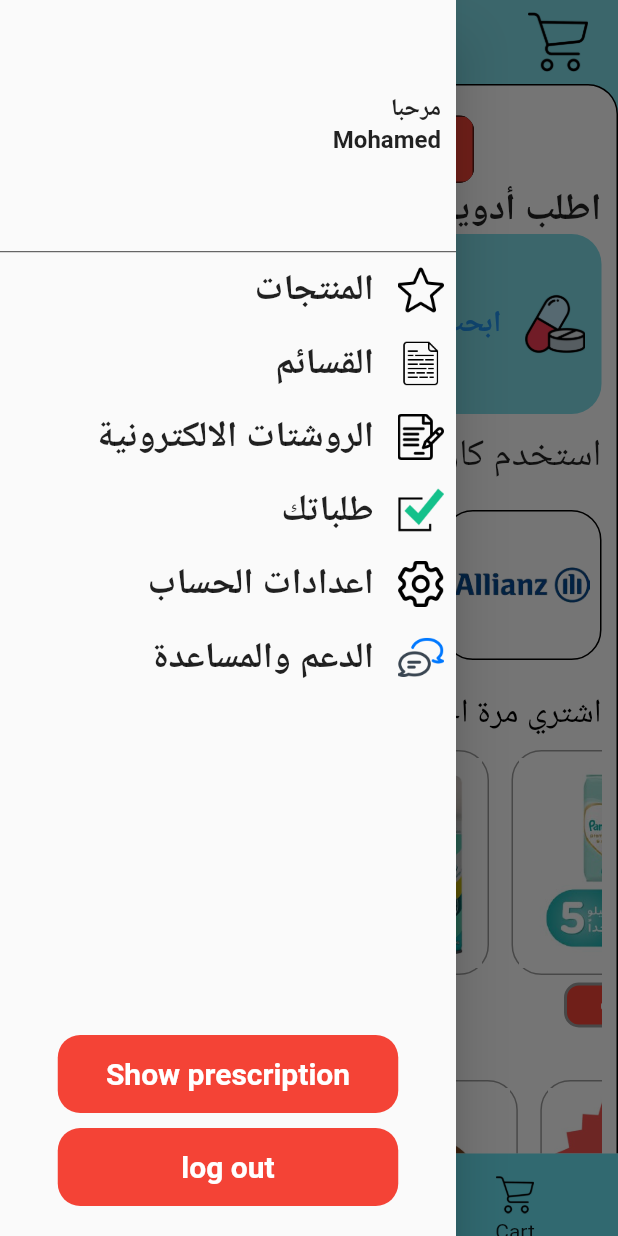
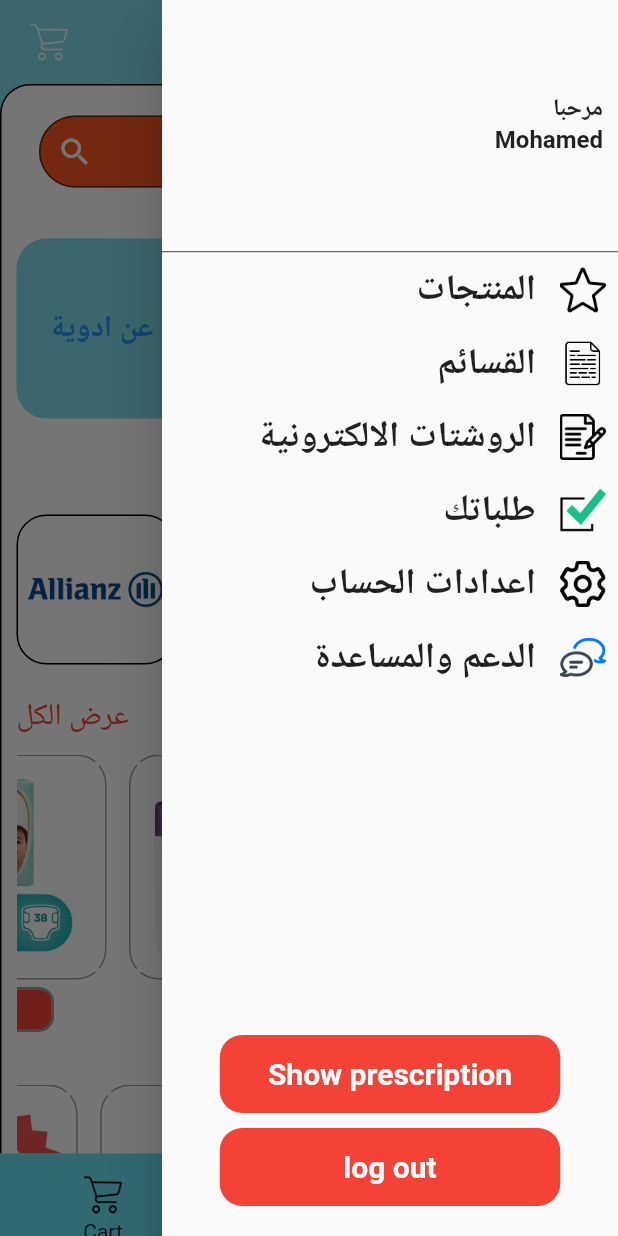
Before and after one commit to ahmed30238/pharmacy, a Flutter app: the LayoutScreen screen opened by its route, with the side drawer open, on a phone screen of 412 x 824 dp. Run offline on Flutter 3.47's test engine with Material 2 defaults, Android fonts, the phone set to English and light mode, and no system bars; drawn by our look-alikes of curved_labeled_navigation_bar; our stand-ins replace flutter_screenutil, get, image_picker, shared_preferences; accounts and stored records are empty.

Commit message:
some edits in ui
__

```diff
--- a/lib/main.dart
+++ b/lib/main.dart
@@ -10,6 +10,7 @@ void main() {
   runApp(MyApp());
 }
 
+// ignore: must_be_immutable
 class MyApp extends StatelessWidget {
   MyApp({super.key});
 
@@ -29,6 +30,7 @@ class MyApp extends StatelessWidget {
         designSize: const Size(393, 852),
         builder: (context, child) {
           return GetMaterialApp(
+            locale: const Locale('ar'),
             getPages: getPagesList,
             debugShowCheckedModeBanner: false,
             initialBinding: InitBinding(),
--- a/lib/screens/home/home.dart
+++ b/lib/screens/home/home.dart
@@ -7,8 +7,6 @@ import 'package:pharmacy/screens/home/widgets/category_widget.dart';
 import 'package:pharmacy/screens/home/widgets/shopping_widget.dart';
 import '../../controller/get.dart';
 import '../../shared/widgets/search_form_field.dart';
-
-
 
 class HomeScreen extends StatefulWidget {
   const HomeScreen({super.key});
@@ -21,7 +19,9 @@ class _HomeScreenState extends State<HomeScreen> {
   Controller controller = Get.find();
   @override
   Widget build(BuildContext context) {
-    return SingleChildScrollView(
+    return GestureDetector(
+      onTap: () => FocusManager.instance.primaryFocus!.unfocus(),
+      child: SingleChildScrollView(
         physics: const BouncingScrollPhysics(),
         child: Container(
           clipBehavior: Clip.antiAliasWithSaveLayer,
@@ -34,25 +34,32 @@ class _HomeScreenState extends State<HomeScreen> {
             ),
           ),
           child: Column(
-          crossAxisAlignment: CrossAxisAlignment.end,
+            crossAxisAlignment: CrossAxisAlignment.start,
             children: [
               //! Search TextFormField
               20.ph,
-           const SearchFormField(),
+              const Padding(
+                padding: EdgeInsets.symmetric(horizontal: 25),
+                child: SearchFormField(),
+              ),
               const Padding(
                 padding: EdgeInsets.symmetric(horizontal: 10),
                 child: Text(
                   'اطلب أدوية',
-                style: TextStyle(fontSize: 25, fontWeight: FontWeight.bold),
+                  style: TextStyle(
+                    fontSize: 25,
+                    // fontWeight: FontWeight.bold,
+                  ),
                 ),
               ),
               //!row اطلب ادوية
-            AskForMedication(context:context),
+              const AskForMedication(),
               const Padding(
                 padding: EdgeInsets.symmetric(horizontal: 10, vertical: 10),
                 child: Text(
                   'استخدم كارت التأمين',
                   style: TextStyle(
+                    // fontWeight: FontWeight.bold,
                     fontSize: 25,
                   ),
                 ),
@@ -62,25 +69,26 @@ class _HomeScreenState extends State<HomeScreen> {
               const CardsController(),
               //! two texts
               Padding(
-              padding: const EdgeInsets.symmetric(horizontal: 10, vertical: 10),
+                padding:
+                    const EdgeInsets.symmetric(horizontal: 10, vertical: 10),
                 child: Row(
                   mainAxisAlignment: MainAxisAlignment.spaceBetween,
-                children: const [
-                  Text(
+                  children: [
+                    const Text(
                       'عرض الكل',
                       style: TextStyle(
                         fontSize: 20,
                         color: Colors.red,
                       ),
                     ),
-                  Text(
+                    const Text(
                       'اشتري مرة اخري',
                       style: TextStyle(
                         fontSize: 22,
                         color: Colors.black,
                       ),
                     ),
-                ],
+                  ].reversed.toList(),
                 ),
               ),
               //! Products
@@ -115,6 +123,7 @@ class _HomeScreenState extends State<HomeScreen> {
             ],
           ),
         ),
+      ),
     );
   }
 }
--- a/lib/screens/home/widgets/app_bar.dart
+++ b/lib/screens/home/widgets/app_bar.dart
@@ -12,11 +12,13 @@ class CustomAppBar extends StatelessWidget implements PreferredSizeWidget {
       actions: [
         10.pw,
         const SizedBox(
-          height: 40,
-          width: 40,
+          height: 25,
+          width: 25,
           child: Image(
+            color: Colors.white,
             image: AssetImage(
-                'assets/pharmacyImages/shop_cart-removebg-preview.png'),
+              'assets/pharmacyImages/shop_cart-removebg-preview.png',
+            ),
           ),
         ),
         20.pw,
--- a/lib/screens/home/widgets/ask_medication_widget.dart
+++ b/lib/screens/home/widgets/ask_medication_widget.dart
@@ -5,8 +5,9 @@ import '../../../shared/methods.dart';
 import '../../../shared/widgets/my_image_container.dart';
 
 class AskForMedication extends StatelessWidget {
-  final BuildContext context;
-  const AskForMedication({Key? key,required this.context,}) : super(key: key);
+  const AskForMedication({
+    Key? key,
+  }) : super(key: key);
 
   @override
   Widget build(BuildContext context) {
@@ -35,6 +36,8 @@ class AskForMedication extends StatelessWidget {
                     color: Colors.cyan[200],
                     borderRadius: BorderRadius.circular(20),
                   ),
+                  child: Padding(
+                    padding: const EdgeInsets.all(8.0),
                     child: Row(
                       mainAxisAlignment: MainAxisAlignment.center,
                       children: [
@@ -42,7 +45,7 @@ class AskForMedication extends StatelessWidget {
                           flex: 2,
                           child: Text(
                             'صور الروشتة',
-                          textAlign: TextAlign.right,
+                            // textAlign: TextAlign.right,
                             style: TextStyle(
                                 fontSize: 20,
                                 fontWeight: FontWeight.bold,
@@ -50,14 +53,14 @@ class AskForMedication extends StatelessWidget {
                           ),
                         ),
                         5.pw,
-                     const Expanded(
-                        child: ImageContainer(
+                        const ImageContainer(
                           height: 40,
                           width: 40,
-                         image: 'assets/pharmacyImages/note-removebg-preview.png',
+                          image:
+                              'assets/pharmacyImages/note-removebg-preview.png',
                         ),
+                      ].reversed.toList(),
                     ),
-                    ],
                   ),
                 ),
               ),
@@ -70,14 +73,16 @@ class AskForMedication extends StatelessWidget {
                   color: Colors.cyan[200],
                   borderRadius: BorderRadius.circular(20),
                 ),
+                child: Padding(
+                  padding: const EdgeInsets.all(8.0),
                   child: Row(
-                  mainAxisAlignment: MainAxisAlignment.end,
+                    // mainAxisAlignment: MainAxisAlignment.start,
                     children: [
                       const Expanded(
                         flex: 2,
                         child: Text(
                           'ابحث عن ادوية',
-                        textAlign: TextAlign.right,
+                          // textAlign: TextAlign.right,
                           style: TextStyle(
                             fontSize: 20,
                             fontWeight: FontWeight.bold,
@@ -86,11 +91,13 @@ class AskForMedication extends StatelessWidget {
                         ),
                       ),
                       5.pw,
-                   const Expanded(
-                      child: ImageContainer(height:40,width: 40,
-                        image:  'assets/pharmacyImages/medicine-removebg-preview.png'),
+                      const ImageContainer(
+                          height: 40,
+                          width: 40,
+                          image:
+                              'assets/pharmacyImages/medicine-removebg-preview.png'),
+                    ].reversed.toList(),
                   ),
-                  ],
                 ),
               ),
             ),
--- a/lib/screens/home/widgets/card_controller.dart
+++ b/lib/screens/home/widgets/card_controller.dart
@@ -75,12 +75,10 @@ class CardsController extends StatelessWidget {
                   ),
                   borderRadius: BorderRadius.circular(20),
                 ),
-                child: const Center(
-                  child: ImageContainer(
-                    height: 90,
-                    width: 90,
-                    image: 'assets/pharmacyImages/A-removebg-preview.png',
-                  ),
+                child: ImageContainer(
+                  height: 90,
+                  width: 90,
+                  image: 'assets/pharmacyImages/A-removebg-preview.png',
                 ),
               ),
             ),
--- a/lib/screens/home/widgets/drawer/drawer.dart
+++ b/lib/screens/home/widgets/drawer/drawer.dart
@@ -29,17 +29,17 @@ class MyDrawer extends StatelessWidget {
       child: Column(
         mainAxisAlignment: MainAxisAlignment.start,
         children: [
-          Expanded(
+          const Expanded(
             flex: 2,
             child: SafeArea(
               child: SizedBox(
                 width: double.infinity,
                 child: Padding(
-                  padding: const EdgeInsets.symmetric(horizontal: 10),
+                  padding: EdgeInsets.symmetric(horizontal: 10),
                   child: Column(
                     mainAxisAlignment: MainAxisAlignment.center,
-                    crossAxisAlignment: CrossAxisAlignment.end,
-                    children: const [
+                    crossAxisAlignment: CrossAxisAlignment.start,
+                    children: [
                       Text(
                         'مرحبا',
                         style: TextStyle(
--- a/lib/screens/home/widgets/drawer/widgets.dart
+++ b/lib/screens/home/widgets/drawer/widgets.dart
@@ -12,7 +12,7 @@ class DrawerItemsWidget extends StatelessWidget {
     return Padding(
       padding: const EdgeInsets.all(8.0),
       child: Row(
-        mainAxisAlignment: MainAxisAlignment.end,
+        mainAxisAlignment: MainAxisAlignment.start,
         children: [
           Text(
             model.description,
@@ -29,7 +29,7 @@ class DrawerItemsWidget extends StatelessWidget {
             width: 31,
             image: model.image,
           ),
-        ],
+        ].reversed.toList(),
       ),
     );
   }
--- a/lib/screens/layout/layout.dart
+++ b/lib/screens/layout/layout.dart
@@ -2,7 +2,6 @@ import 'package:curved_labeled_navigation_bar/curved_navigation_bar.dart';
 import 'package:curved_labeled_navigation_bar/curved_navigation_bar_item.dart';
 import 'package:flutter/material.dart';
 import 'package:get/get.dart';
-import 'package:get/get_core/src/get_main.dart';
 import 'package:pharmacy/controller/get.dart';
 import 'package:pharmacy/screens/home/home.dart';
 import '../../shared/widgets/my_image_container.dart';
@@ -35,12 +34,10 @@ class _LayoutScreenState extends State<LayoutScreen> {
       label: 'Category',
     ),
     const CurvedNavigationBarItem(
-      child: Expanded(
-        child: ImageContainer(
-          height: 25,
-          width:  25,
-          image: 'assets/pharmacyImages/shop_cart-removebg-preview.png',
-        ),
+      child: ImageContainer(
+        height: 25,
+        width:  25,
+        image: 'assets/pharmacyImages/shop_cart-removebg-preview.png',
       ),
       label: 'Cart',
     ),
--- a/lib/shared/widgets/search_form_field.dart
+++ b/lib/shared/widgets/search_form_field.dart
@@ -1,37 +1,33 @@
 import 'package:flutter/material.dart';
+
 class SearchFormField extends StatelessWidget {
   const SearchFormField({Key? key}) : super(key: key);
 
   @override
   Widget build(BuildContext context) {
-    return Center(
-      child: Container(
-        clipBehavior: Clip.antiAliasWithSaveLayer,
-        height: 45,
-        width: 220,
-        decoration: BoxDecoration(
-          borderRadius: BorderRadius.circular(10),
-          color: Colors.black,
+    return TextFormField(
+
+
+      decoration: const InputDecoration(
+
+        contentPadding: EdgeInsets.symmetric(
+          horizontal: 20,
+          vertical: 10,
         ),
-        child: TextFormField(
-          decoration: const InputDecoration(
-            border: OutlineInputBorder(),
-            label: Text(
-              'ما الذي تبحث عنه؟',
-              style: TextStyle(
-                fontSize: 20,
-                fontWeight: FontWeight.bold,
-                color: Colors.white,
-              ),
-            ),
-            suffixIcon: Icon(
-              Icons.search,
-              color: Colors.white,
-            ),
-            filled: true,
-            fillColor: Colors.red,
+        border: OutlineInputBorder(
+          borderRadius: BorderRadius.all(
+            Radius.circular(25),
           ),
         ),
+        hintText: 'ما الذي تبحث عنه؟',
+        hintTextDirection: TextDirection.rtl,
+        hintStyle: TextStyle(color: Colors.white),
+        suffixIcon: Icon(
+          Icons.search,
+          color: Colors.white,
+        ),
+        filled: true,
+        fillColor: Colors.deepOrange,
       ),
     );
   }
```
Also changed, not shown: lib/controller/get.dart (+3 -7 lines), lib/screens/cart/widget/cart_item.dart (+5 -4 lines), lib/screens/category/category_screen.dart (+6 -3 lines), lib/screens/login/login_Screen.dart (+36 -27 lines), lib/screens/register/register_screen.dart (+34 -23 lines), lib/shared/widgets/default_button.dart (+7 -6 lines), pubspec.lock, 1 other file. Lines whose indentation alone changed are shown as unchanged.
